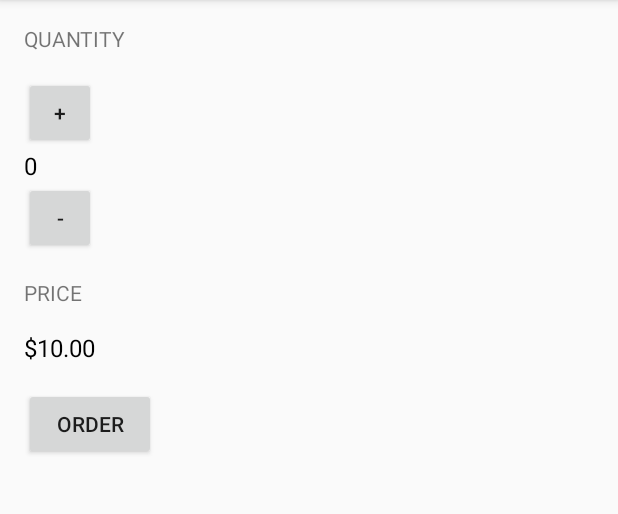
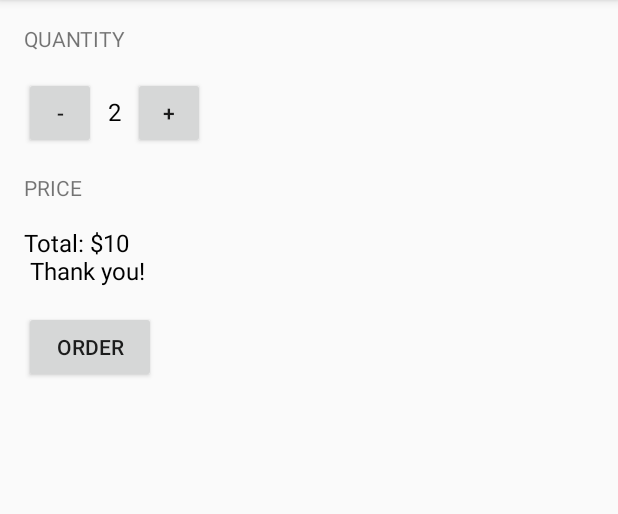
Before and after one commit to Bennbuild/TestStuff, an Android app: the screen it shows after launch (MainActivity), after a tap on "ORDER", on a phone screen of 412 x 824 dp, the part 84-598 px from its top. Run offline under Robolectric (Android 15) with nearby library versions, the phone set to English and light mode, and no system bars.

Commit message:
Added thank you message

```diff
--- a/app/src/main/java/com/example/android/justjava/MainActivity.java
+++ b/app/src/main/java/com/example/android/justjava/MainActivity.java
@@ -22,7 +22,7 @@ import java.text.NumberFormat;
  */
 public class MainActivity extends AppCompatActivity {
 
-    int numberOfCoffees = 2 ;
+    int quantity = 2 ;
 
     @Override
     protected void onCreate(Bundle savedInstanceState) {
@@ -34,23 +34,25 @@ public class MainActivity extends AppCompatActivity {
      * This method is called when the order button is clicked.
      */
     public void submitOrder(View view) {
-        displayPrice(numberOfCoffees * 5);
+        int price = quantity * 5;
+        String priceMessage = "Total: $" + price + "\n Thank you!";
+        displayMessage(priceMessage);
     }
 
     public void increment(View view) {
-        numberOfCoffees = numberOfCoffees + 1;
-        display(numberOfCoffees);
+        quantity = quantity + 1;
+        displayQuantity(quantity);
     }
 
     public void decrement(View view) {
-        numberOfCoffees = numberOfCoffees - 1;
-        display(numberOfCoffees);
+        quantity = quantity - 1;
+        displayQuantity(quantity);
     }
 
     /**
      * This method displays the given quantity value on the screen.
      */
-    private void display(int number) {
+    private void displayQuantity(int number) {
         TextView quantityTextView = (TextView) findViewById(R.id.quantity_text_view);
         quantityTextView.setText("" + number);
     }
@@ -62,4 +64,12 @@ public class MainActivity extends AppCompatActivity {
         TextView priceTextView = (TextView) findViewById(R.id.price_text_view);
         priceTextView.setText(NumberFormat.getCurrencyInstance().format(number));
     }
+
+    /**
+     * This method displays the given text on the screen.
+     */
+    private void displayMessage(String message) {
+        TextView priceTextView = (TextView) findViewById(R.id.price_text_view);
+        priceTextView.setText(message);
+    }
 }
--- a/app/src/main/res/layout/activity_main.xml
+++ b/app/src/main/res/layout/activity_main.xml
@@ -14,32 +14,41 @@
         android:paddingBottom="16dp"
         android:text="QUANTITY" />
 
-    <Button
-        android:layout_width="48dp"
-        android:layout_height="48dp"
-        android:onClick="increment"
-        android:text="+" />
-
-    <TextView
-        android:id="@+id/quantity_text_view"
+    <LinearLayout
         android:layout_width="wrap_content"
         android:layout_height="wrap_content"
-        android:text="0"
-        android:textColor="#000000"
-        android:textSize="16sp" />
+        android:orientation="horizontal">
 
-    <Button
-        android:layout_width="48dp"
-        android:layout_height="48dp"
-        android:onClick="decrement"
-        android:text="-" />
+        <Button
+            android:layout_width="48dp"
+            android:layout_height="48dp"
+            android:onClick="decrement"
+            android:text="-" />
+
+        <TextView
+            android:id="@+id/quantity_text_view"
+            android:layout_width="wrap_content"
+            android:layout_height="wrap_content"
+            android:paddingLeft="8dp"
+            android:paddingRight="8dp"
+            android:text="2"
+            android:textColor="#000000"
+            android:textSize="16sp" />
+
+        <Button
+            android:layout_width="48dp"
+            android:layout_height="48dp"
+            android:onClick="increment"
+            android:text="+" />
+
+    </LinearLayout>
 
     <TextView
         android:layout_width="wrap_content"
         android:layout_height="wrap_content"
+        android:paddingTop="16dp"
         android:paddingBottom="16dp"
-        android:text="PRICE"
-        android:paddingTop="16dp" />
+        android:text="PRICE" />
 
     <TextView
         android:id="@+id/price_text_view"
```
